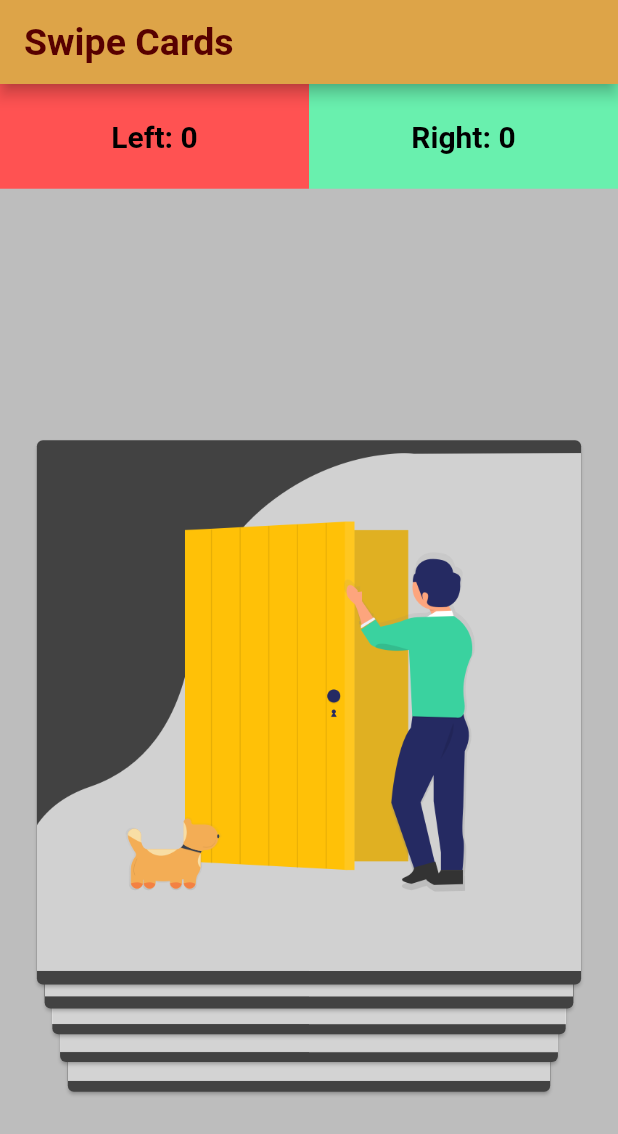
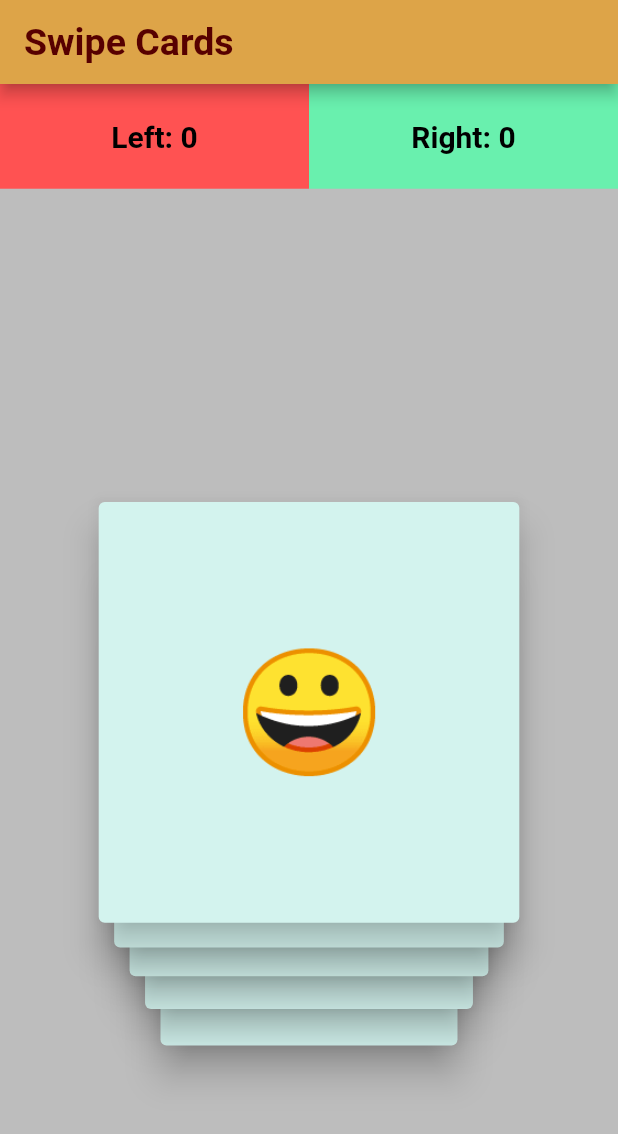
Before and after one commit to ulrichmabou/swap-cards-flutter, a Flutter app: the screen it shows after launch, on a phone screen of 412 x 824 dp. Shown: the top 1134 px of the screen. Run offline on Flutter 3.47's test engine with Material 2 defaults, Android fonts, the phone set to English and light mode, and no system bars; drawn by our look-alikes of flutter_tindercard.

Commit message:
replace the existing cards with emoji

```diff
--- a/lib/cards_loader.dart
+++ b/lib/cards_loader.dart
@@ -26,17 +26,17 @@ class _CardsLoaderState extends State<CardsLoader>
   int leftCount = 0;
   int rightCount = 0;
 
-  List<String> welcomeImages = [
-    "assets/welcome0.png",
-    "assets/welcome1.png",
-    "assets/welcome2.png",
-    "assets/welcome2.png",
-    "assets/welcome1.png",
-    "assets/welcome1.png",
-    "assets/welcome0.png",
-    "assets/welcome1.png",
-    "assets/welcome2.png",
-    "assets/welcome1.png",
+  List<String> emoji = [
+    '😀',
+    '😃',
+    '😄',
+    '😁',
+    '😆',
+    '😀',
+    '😃',
+    '😄',
+    '😁',
+    '😆',
   ];
 
   @override
@@ -51,7 +51,6 @@ class _CardsLoaderState extends State<CardsLoader>
         backgroundColor: Color(0xFFDDA448),
       ),
       body: Column(
-        mainAxisAlignment: MainAxisAlignment.spaceEvenly,
         children: <Widget>[
           Expanded(
             child: Row(
@@ -90,24 +89,32 @@ class _CardsLoaderState extends State<CardsLoader>
                   totalNum: cardsNum,
                   stackNum: stackNum,
                   swipeEdge: 4.0,
-                  maxWidth: MediaQuery.of(context).size.width * 0.9,
-                  maxHeight: MediaQuery.of(context).size.width * 0.9,
-                  minWidth: MediaQuery.of(context).size.width * 0.8,
-                  minHeight: MediaQuery.of(context).size.width * 0.8,
+                  maxWidth: MediaQuery.of(context).size.width * 0.7,
+                  maxHeight: MediaQuery.of(context).size.width * 0.7,
+                  minWidth: MediaQuery.of(context).size.width * 0.5,
+                  minHeight: MediaQuery.of(context).size.width * 0.5,
                   cardBuilder: (context, index) => Card(
-                        child: Image.asset('${welcomeImages[index]}'),
+                        elevation: 10,
+                        color: Color(0xFFD3F3EE),
+                        child: Center(
+                            child: Text(
+                          emoji[index],
+                          style: TextStyle(fontSize: 80),
+                        )),
                       ),
                   swipeCompleteCallback:
                       (CardSwipeOrientation orientation, int index) {
                     if (orientation == CardSwipeOrientation.LEFT) {
                       setState(() {
                         leftCount++;
+                        print(emoji[index]);
                       });
                       print(
                           'User swipped left for card at index $index and the left count is $leftCount');
                     } else if (orientation == CardSwipeOrientation.RIGHT) {
                       setState(() {
                         rightCount++;
+                        print(emoji[index]);
                       });
                       print(
                           'User swipped right for card at index $index and the right count is $rightCount');
```
Also changed, not shown: pubspec.yaml (+4 -4 lines), assets/welcome0.png (deleted), assets/welcome1.png (deleted), assets/welcome2.png (deleted).
